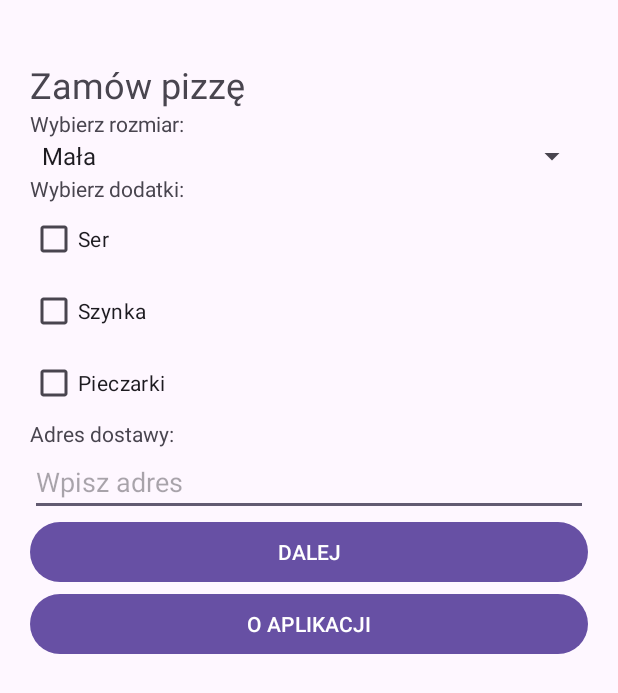
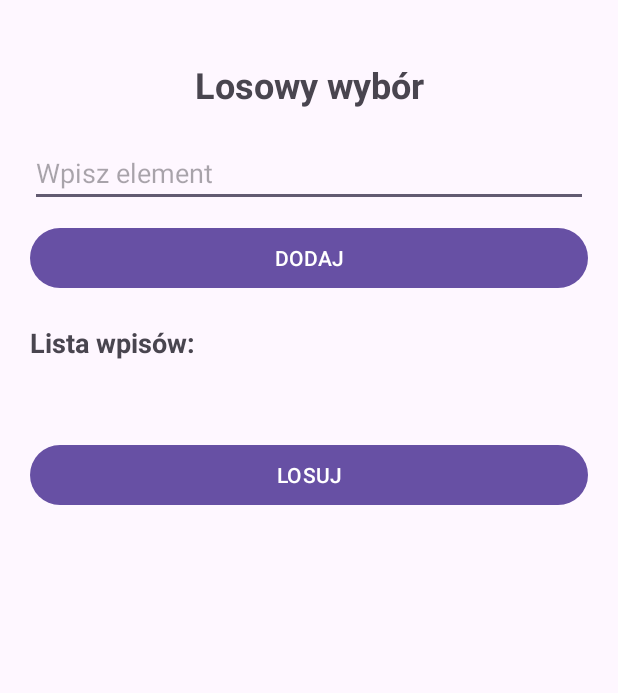
Before and after one commit to iAturek/intencje-drugi-ekran, an Android app: the screen it shows after launch (MainActivity), on a phone screen of 412 x 824 dp. Shown: the top 693 px of the screen. Run offline under Robolectric (Android 15) with nearby library versions, the phone set to English and light mode, and no system bars.

Commit message:
Dodano zadanie 4 z losowym wyborem [bez AI]

```diff
--- a/app/src/main/java/com/example/intencje_drugi_ekran/MainActivity.java
+++ b/app/src/main/java/com/example/intencje_drugi_ekran/MainActivity.java
@@ -1,138 +1,102 @@
-
 package com.example.intencje_drugi_ekran;
 
 import android.content.Intent;
 import android.os.Bundle;
-import android.util.Log;
-import android.widget.ArrayAdapter;
 import android.widget.Button;
-import android.widget.CheckBox;
 import android.widget.EditText;
-import android.widget.Spinner;
+import android.widget.TextView;
 
-import androidx.appcompat.app.AppCompatActivity;
 import androidx.activity.result.ActivityResultLauncher;
 import androidx.activity.result.contract.ActivityResultContracts;
+import androidx.appcompat.app.AppCompatActivity;
 
 import com.google.android.material.snackbar.Snackbar;
 
+import java.util.ArrayList;
+
 public class MainActivity extends AppCompatActivity {
 
-    private static final String TAG = "MainActivity";
+    private EditText etEntry;
+    private TextView tvList;
+    private ArrayList<String> entries;
 
-    private ActivityResultLauncher<Intent> summaryLauncher;
-
-    private Spinner spSize;
-    private CheckBox cbCheese, cbHam, cbMushrooms;
-    private EditText etAddress;
+    private ActivityResultLauncher<Intent> drawLauncher;
 
     @Override
     protected void onCreate(Bundle savedInstanceState) {
         super.onCreate(savedInstanceState);
         setContentView(R.layout.activity_main);
 
-        Log.d(TAG, "onCreate");
+        etEntry = findViewById(R.id.etEntry);
+        tvList = findViewById(R.id.tvList);
 
-        summaryLauncher = registerForActivityResult(
+        Button btnAdd = findViewById(R.id.btnAdd);
+        Button btnDraw = findViewById(R.id.btnDraw);
+
+        entries = new ArrayList<>();
+
+        drawLauncher = registerForActivityResult(
                 new ActivityResultContracts.StartActivityForResult(),
                 result -> {
-                    if (result.getResultCode() == RESULT_OK
-                            && result.getData() != null) {
+                    if (result.getResultCode() == RESULT_OK) {
+                        Intent data = result.getData();
 
-                        String number = result.getData().getStringExtra(
-                                SummaryActivity.EXTRA_NUMBER
-                        );
+                        if (data != null) {
+                            String selectedEntry = data.getStringExtra("selectedEntry");
 
-                        showRegistered(number);
-
-                    } else if (result.getResultCode() == RESULT_CANCELED) {
-
+                            if (selectedEntry != null) {
                                 Snackbar.make(
-                                findViewById(R.id.btnNext),
-                                "Zamówienie anulowane lub wymaga poprawy",
+                                        findViewById(android.R.id.content),
+                                        "Wybrano: " + selectedEntry,
                                         Snackbar.LENGTH_LONG
                                 ).show();
                             }
                         }
+                    }
+                }
         );
 
-        spSize = findViewById(R.id.spSize);
-        cbCheese = findViewById(R.id.cbCheese);
-        cbHam = findViewById(R.id.cbHam);
-        cbMushrooms = findViewById(R.id.cbMushrooms);
-        etAddress = findViewById(R.id.etAddress);
-
-        setUpSizeSpinner();
-
-        Button btnNext = findViewById(R.id.btnNext);
-        btnNext.setOnClickListener(v -> openSummary());
-
-        Button btnAbout = findViewById(R.id.btnAbout);
-        btnAbout.setOnClickListener(v -> {
-            Intent intent = new Intent(MainActivity.this, AboutActivity.class);
-            startActivity(intent);
-        });
+        btnAdd.setOnClickListener(v -> addEntry());
+        btnDraw.setOnClickListener(v -> openDraw());
     }
 
-    private void setUpSizeSpinner() {
-        ArrayAdapter<CharSequence> adapter = ArrayAdapter.createFromResource(
-                this,
-                R.array.pizza_sizes,
-                android.R.layout.simple_spinner_item
-        );
+    private void addEntry() {
+        String entry = etEntry.getText().toString().trim();
 
-        adapter.setDropDownViewResource(
-                android.R.layout.simple_spinner_dropdown_item
-        );
-
-        spSize.setAdapter(adapter);
-    }
-
-    private void openSummary() {
-
-        String address = etAddress.getText().toString().trim();
-
-        if (address.isEmpty()) {
-            etAddress.setError("Wpisz adres dostawy");
+        if (entry.isEmpty()) {
+            etEntry.setError("Wpisz coś");
             return;
         }
 
-        Intent intent = new Intent(MainActivity.this, SummaryActivity.class);
+        entries.add(entry);
+        etEntry.setText("");
 
-        intent.putExtra(SummaryActivity.EXTRA_SIZE,
-                spSize.getSelectedItem().toString());
+        String list = "";
 
-        intent.putExtra(SummaryActivity.EXTRA_CHEESE,
-                cbCheese.isChecked());
-
-        intent.putExtra(SummaryActivity.EXTRA_HAM,
-                cbHam.isChecked());
-
-        intent.putExtra(SummaryActivity.EXTRA_MUSHROOMS,
-                cbMushrooms.isChecked());
-
-        intent.putExtra(SummaryActivity.EXTRA_ADDRESS, address);
-
-        summaryLauncher.launch(intent);
+        for (int i = 0; i < entries.size(); i++) {
+            list += (i + 1) + ". " + entries.get(i) + "\n";
         }
 
-    private void showRegistered(String number) {
+        tvList.setText(list);
+    }
+
+    private void openDraw() {
+        if (entries.isEmpty()) {
             Snackbar.make(
-                findViewById(R.id.btnNext),
-                "Zamówienie przyjęte: " + number,
+                    findViewById(android.R.id.content),
+                    "Najpierw dodaj przynajmniej jeden wpis",
                     Snackbar.LENGTH_LONG
             ).show();
+
+            return;
         }
 
-    @Override
-    protected void onStop() {
-        super.onStop();
-        Log.d(TAG, "onStop");
-    }
+        Intent intent = new Intent(MainActivity.this, DrawActivity.class);
 
-    @Override
-    protected void onDestroy() {
-        super.onDestroy();
-        Log.d(TAG, "onDestroy");
+        String[] entriesArray = entries.toArray(new String[0]);
+
+        intent.putExtra("entries", entriesArray);
+
+        drawLauncher.launch(intent);
     }
 }
--- a/app/src/main/res/layout/activity_about.xml
+++ b/app/src/main/res/layout/activity_about.xml
@@ -1,4 +1,3 @@
-
 <?xml version="1.0" encoding="utf-8"?>
 <LinearLayout xmlns:android="http://schemas.android.com/apk/res/android"
     android:layout_width="match_parent"
--- a/app/src/main/res/layout/activity_main.xml
+++ b/app/src/main/res/layout/activity_main.xml
@@ -1,75 +1,56 @@
-
 <?xml version="1.0" encoding="utf-8"?>
 <LinearLayout xmlns:android="http://schemas.android.com/apk/res/android"
     android:layout_width="match_parent"
     android:layout_height="match_parent"
     android:orientation="vertical"
-    android:paddingTop="40dp"
     android:paddingStart="20dp"
     android:paddingEnd="20dp"
+    android:paddingTop="40dp"
     android:paddingBottom="20dp">
-
-    <TextView
-        android:id="@+id/tvHeader"
-        android:layout_width="match_parent"
-        android:layout_height="wrap_content"
-        android:text="@string/header_form"
-        android:textSize="24sp" />
 
     <TextView
         android:layout_width="match_parent"
         android:layout_height="wrap_content"
-        android:text="@string/label_size" />
+        android:text="@string/header_main"
+        android:textSize="24sp"
+        android:textStyle="bold"
+        android:gravity="center"
+        android:layout_marginBottom="20dp" />
 
-    <Spinner
-        android:id="@+id/spSize"
+    <EditText
+        android:id="@+id/etEntry"
         android:layout_width="match_parent"
-        android:layout_height="wrap_content" />
+        android:layout_height="wrap_content"
+        android:hint="@string/hint_entry"
+        android:inputType="text"
+        android:layout_marginBottom="10dp" />
+
+    <Button
+        android:id="@+id/btnAdd"
+        android:layout_width="match_parent"
+        android:layout_height="wrap_content"
+        android:text="@string/btn_add" />
 
     <TextView
         android:layout_width="match_parent"
         android:layout_height="wrap_content"
-        android:text="@string/label_toppings" />
+        android:text="@string/label_list"
+        android:textStyle="bold"
+        android:textSize="18sp"
+        android:layout_marginTop="20dp" />
 
-    <CheckBox
-        android:id="@+id/cbCheese"
+    <TextView
+        android:id="@+id/tvList"
         android:layout_width="match_parent"
         android:layout_height="wrap_content"
-        android:text="@string/topping_cheese" />
+        android:textSize="16sp"
+        android:layout_marginTop="10dp" />
 
-    <CheckBox
-        android:id="@+id/cbHam"
+    <Button
+        android:id="@+id/btnDraw"
         android:layout_width="match_parent"
         android:layout_height="wrap_content"
-        android:text="@string/topping_ham" />
-
-    <CheckBox
-        android:id="@+id/cbMushrooms"
-        android:layout_width="match_parent"
-        android:layout_height="wrap_content"
-        android:text="@string/topping_mushrooms" />
-
-    <TextView
-        android:layout_width="match_parent"
-        android:layout_height="wrap_content"
-        android:text="@string/label_address" />
-
-    <EditText
-        android:id="@+id/etAddress"
-        android:layout_width="match_parent"
-        android:layout_height="wrap_content"
-        android:hint="@string/hint_address" />
-
-    <Button
-        android:id="@+id/btnNext"
-        android:layout_width="match_parent"
-        android:layout_height="wrap_content"
-        android:text="@string/btn_next" />
-
-    <Button
-        android:id="@+id/btnAbout"
-        android:layout_width="match_parent"
-        android:layout_height="wrap_content"
-        android:text="@string/btn_about" />
+        android:text="@string/btn_draw"
+        android:layout_marginTop="20dp" />
 
 </LinearLayout>
--- a/app/src/main/res/values/strings.xml
+++ b/app/src/main/res/values/strings.xml
@@ -1,30 +1,37 @@
+<resources>
+    <string name="app_name">Losowy wybór</string>
 
-<resources>
-    <string name="app_name">Zamowienie pizzy</string>
+    <!-- Losowy wybór -->
+    <string name="header_main">Losowy wybór</string>
+    <string name="hint_entry">Wpisz element</string>
+    <string name="btn_add">DODAJ</string>
+    <string name="label_list">Lista wpisów:</string>
+    <string name="btn_draw">LOSUJ</string>
 
-    <string name="header_form">Zamów pizzę</string>
-    <string name="label_size">Wybierz rozmiar:</string>
-    <string name="label_toppings">Wybierz dodatki:</string>
-    <string name="label_address">Adres dostawy:</string>
-    <string name="hint_address">Wpisz adres</string>
+    <string name="header_draw">Wylosowany wpis</string>
+    <string name="btn_again">LOSUJ PONOWNIE</string>
+    <string name="btn_choose">WYBIERAM TO</string>
 
-    <string name="topping_cheese">Ser</string>
-    <string name="topping_ham">Szynka</string>
-    <string name="topping_mushrooms">Pieczarki</string>
-
-    <string name="btn_next">DALEJ</string>
-    <string name="btn_about">O APLIKACJI</string>
-
+    <!-- Poprzednie zadanie: pizza -->
     <string name="header_summary">Podsumowanie zamówienia</string>
     <string name="btn_edit">POPRAW DANE</string>
     <string name="btn_confirm">POTWIERDŹ</string>
     <string name="btn_share">UDOSTĘPNIJ ZAMÓWIENIE</string>
-
     <string name="share_via">Udostępnij przez</string>
     <string name="error_no_app">Brak aplikacji do udostępniania</string>
 
     <string name="about_header">O aplikacji</string>
     <string name="about_text">Aplikacja umożliwia zamawianie pizzy. Możesz wybrać rozmiar, dodatki i adres dostawy.</string>
+
+    <string name="label_size">Wybierz rozmiar:</string>
+    <string name="label_toppings">Wybierz dodatki:</string>
+    <string name="label_address">Adres dostawy:</string>
+    <string name="hint_address">Wpisz adres</string>
+    <string name="topping_cheese">Ser</string>
+    <string name="topping_ham">Szynka</string>
+    <string name="topping_mushrooms">Pieczarki</string>
+    <string name="btn_next">DALEJ</string>
+    <string name="btn_about">O APLIKACJI</string>
 
     <string-array name="pizza_sizes">
         <item>Mała</item>
```
Also changed, not shown: app/src/main/AndroidManifest.xml (+10 -6 lines), app/src/main/java/com/example/intencje_drugi_ekran/DrawActivity.java (added, +68 -0 lines), app/src/main/java/com/example/intencje_drugi_ekran/SummaryActivity.java (+0 -128 lines), app/src/main/res/layout/activity_draw.xml (added, +50 -0 lines). Lines whose indentation alone changed are shown as unchanged.
